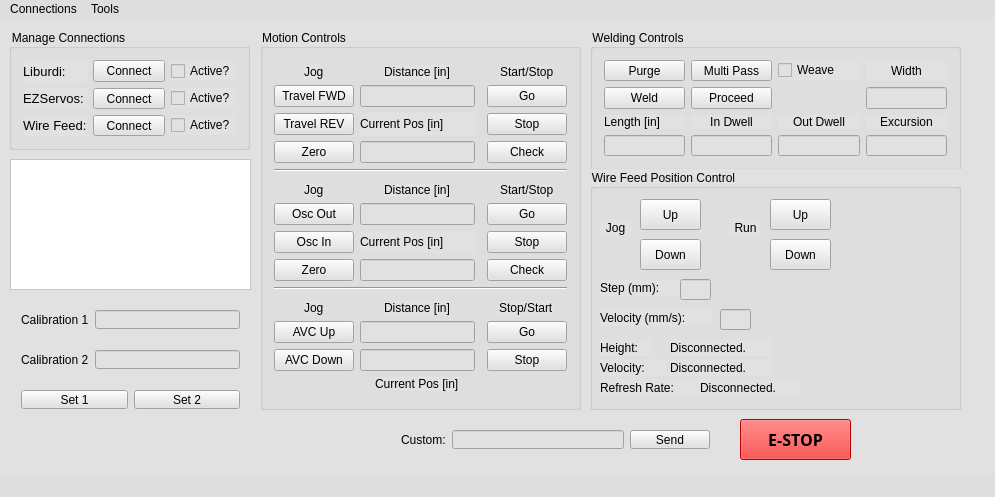
Before: the Qt Designer form mainwindow.ui in jpenney1993/LiburdiMaster2, drawn with Qt 5.
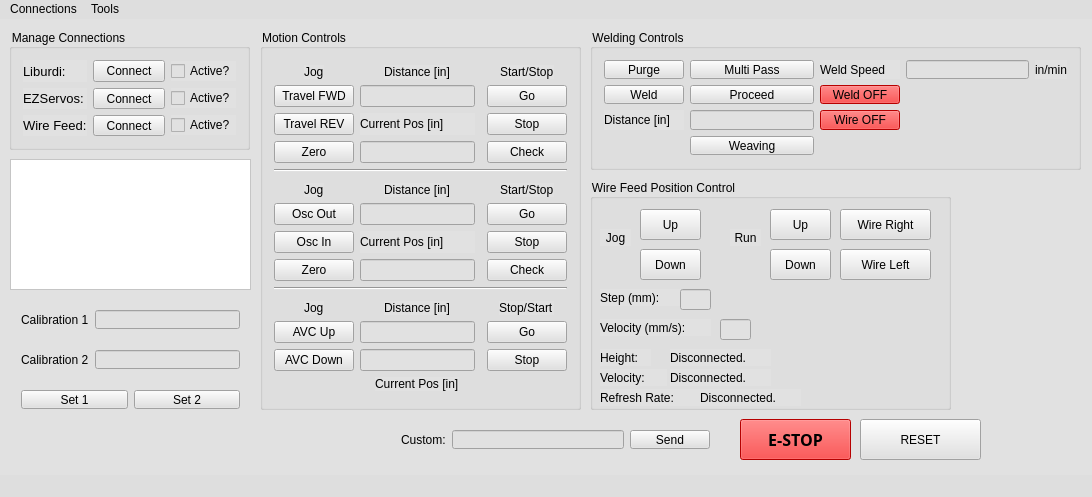
After: the same form once the commit is applied. Icons and pictures are not drawn.

```diff
--- a/mainwindow.ui
+++ b/mainwindow.ui
@@ -6,7 +6,7 @@
    <rect>
     <x>0</x>
     <y>0</y>
-    <width>995</width>
+    <width>1092</width>
     <height>497</height>
    </rect>
   </property>
@@ -952,7 +952,7 @@
      <rect>
       <x>590</x>
       <y>10</y>
-      <width>371</width>
+      <width>491</width>
       <height>141</height>
      </rect>
     </property>
@@ -960,36 +960,10 @@
      <string>Welding Controls</string>
     </property>
     <layout class="QGridLayout" name="gridLayout_3">
-     <item row="4" column="1">
-      <widget class="QLabel" name="inDwellLabel">
-       <property name="text">
-        <string>In Dwell</string>
-       </property>
-       <property name="alignment">
-        <set>Qt::AlignCenter</set>
-       </property>
-      </widget>
-     </item>
-     <item row="5" column="2">
-      <widget class="QLineEdit" name="outDwellEdit"/>
-     </item>
-     <item row="5" column="0">
-      <widget class="QLineEdit" name="weldDistanceEdit"/>
-     </item>
      <item row="5" column="1">
-      <widget class="QLineEdit" name="inDwellEdit"/>
-     </item>
-     <item row="1" column="2">
-      <widget class="QCheckBox" name="weaveSelectBox">
+      <widget class="QPushButton" name="weaveButton">
        <property name="text">
-        <string>Weave</string>
-       </property>
-      </widget>
-     </item>
-     <item row="4" column="0">
-      <widget class="QLabel" name="weldDistLabel">
-       <property name="text">
-        <string>Length [in]</string>
+        <string>Weaving</string>
        </property>
       </widget>
      </item>
@@ -1016,6 +990,16 @@
        </property>
       </widget>
      </item>
+     <item row="4" column="0">
+      <widget class="QLabel" name="weldDistLabel">
+       <property name="text">
+        <string>Distance [in]</string>
+       </property>
+      </widget>
+     </item>
+     <item row="4" column="1">
+      <widget class="QLineEdit" name="weldDistanceEdit"/>
+     </item>
      <item row="3" column="1">
       <widget class="QPushButton" name="proceedButton">
        <property name="text">
@@ -1030,42 +1014,46 @@
        </property>
       </widget>
      </item>
+     <item row="1" column="3">
+      <widget class="QLineEdit" name="weldSpeedEdit"/>
+     </item>
+     <item row="1" column="2">
+      <widget class="QLabel" name="label">
+       <property name="text">
+        <string>Weld Speed</string>
+       </property>
+      </widget>
+     </item>
+     <item row="1" column="4">
+      <widget class="QLabel" name="label_2">
+       <property name="text">
+        <string>in/min</string>
+       </property>
+      </widget>
+     </item>
+     <item row="3" column="2">
+      <widget class="QPushButton" name="weldModeButton">
+       <property name="autoFillBackground">
+        <bool>false</bool>
+       </property>
+       <property name="styleSheet">
+        <string notr="true">background-color: rgb(255, 0, 0);</string>
+       </property>
+       <property name="text">
+        <string>Weld OFF</string>
+       </property>
+      </widget>
+     </item>
      <item row="4" column="2">
-      <widget class="QLabel" name="outDwellLabel">
-       <property name="text">
-        <string>Out Dwell</string>
+      <widget class="QPushButton" name="wireModeButton">
+       <property name="styleSheet">
+        <string notr="true">background-color: rgb(255, 0, 0);</string>
        </property>
-       <property name="alignment">
-        <set>Qt::AlignCenter</set>
-       </property>
-      </widget>
-     </item>
-     <item row="1" column="3">
-      <widget class="QLabel" name="oscWidthLabel">
        <property name="text">
-        <string>Width</string>
+        <string>Wire OFF</string>
        </property>
-       <property name="alignment">
-        <set>Qt::AlignCenter</set>
-       </property>
       </widget>
      </item>
-     <item row="4" column="3">
-      <widget class="QLabel" name="excursionLabel">
-       <property name="text">
-        <string>Excursion</string>
-       </property>
-       <property name="alignment">
-        <set>Qt::AlignCenter</set>
-       </property>
-      </widget>
-     </item>
-     <item row="5" column="3">
-      <widget class="QLineEdit" name="excursionEdit"/>
-     </item>
-     <item row="3" column="3">
-      <widget class="QLineEdit" name="oscWidthEdit"/>
-     </item>
     </layout>
    </widget>
    <widget class="QPushButton" name="eStopButton">
@@ -1195,9 +1183,9 @@
     <property name="geometry">
      <rect>
       <x>590</x>
-      <y>150</y>
-      <width>371</width>
-      <height>241</height>
+      <y>160</y>
+      <width>361</width>
+      <height>231</height>
      </rect>
     </property>
     <property name="title">
@@ -1414,6 +1402,45 @@
       <string>Up</string>
      </property>
     </widget>
+    <widget class="QPushButton" name="wireSteerRightButton">
+     <property name="geometry">
+      <rect>
+       <x>250</x>
+       <y>30</y>
+       <width>91</width>
+       <height>31</height>
+      </rect>
+     </property>
+     <property name="text">
+      <string>Wire Right</string>
+     </property>
+    </widget>
+    <widget class="QPushButton" name="wireSteerLeftButton">
+     <property name="geometry">
+      <rect>
+       <x>250</x>
+       <y>70</y>
+       <width>91</width>
+       <height>31</height>
+      </rect>
+     </property>
+     <property name="text">
+      <string>Wire Left</string>
+     </property>
+    </widget>
+   </widget>
+   <widget class="QPushButton" name="resetButton">
+    <property name="geometry">
+     <rect>
+      <x>860</x>
+      <y>400</y>
+      <width>121</width>
+      <height>41</height>
+     </rect>
+    </property>
+    <property name="text">
+     <string>RESET</string>
+    </property>
    </widget>
   </widget>
   <widget class="QMenuBar" name="menuBar">
@@ -1421,7 +1448,7 @@
     <rect>
      <x>0</x>
      <y>0</y>
-     <width>995</width>
+     <width>1092</width>
      <height>22</height>
     </rect>
    </property>
```
